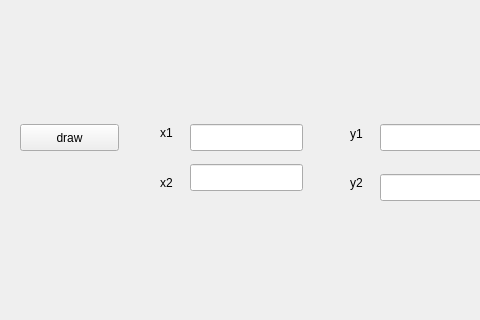
Above: mainwindow.ui from sameergoopali/graphicsQT before the change; both pictures show x 0 to 480 and y 83 to 403 of the 620 by 403 pixel window. Below: the same form after it.
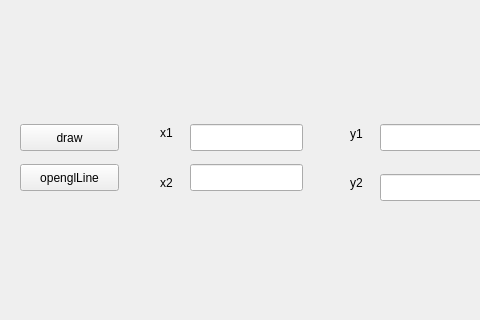
That is the form after the change. Custom widgets are drawn as their Qt base class.

Commit message: separate button for opengl line

```diff
--- a/mainwindow.ui
+++ b/mainwindow.ui
@@ -129,6 +129,19 @@
      <string>y2</string>
     </property>
    </widget>
+   <widget class="QPushButton" name="drawopengl">
+    <property name="geometry">
+     <rect>
+      <x>20</x>
+      <y>230</y>
+      <width>99</width>
+      <height>27</height>
+     </rect>
+    </property>
+    <property name="text">
+     <string>openglLine</string>
+    </property>
+   </widget>
   </widget>
   <widget class="QMenuBar" name="menuBar">
    <property name="geometry">
```
The commit also changes 4 other files.
